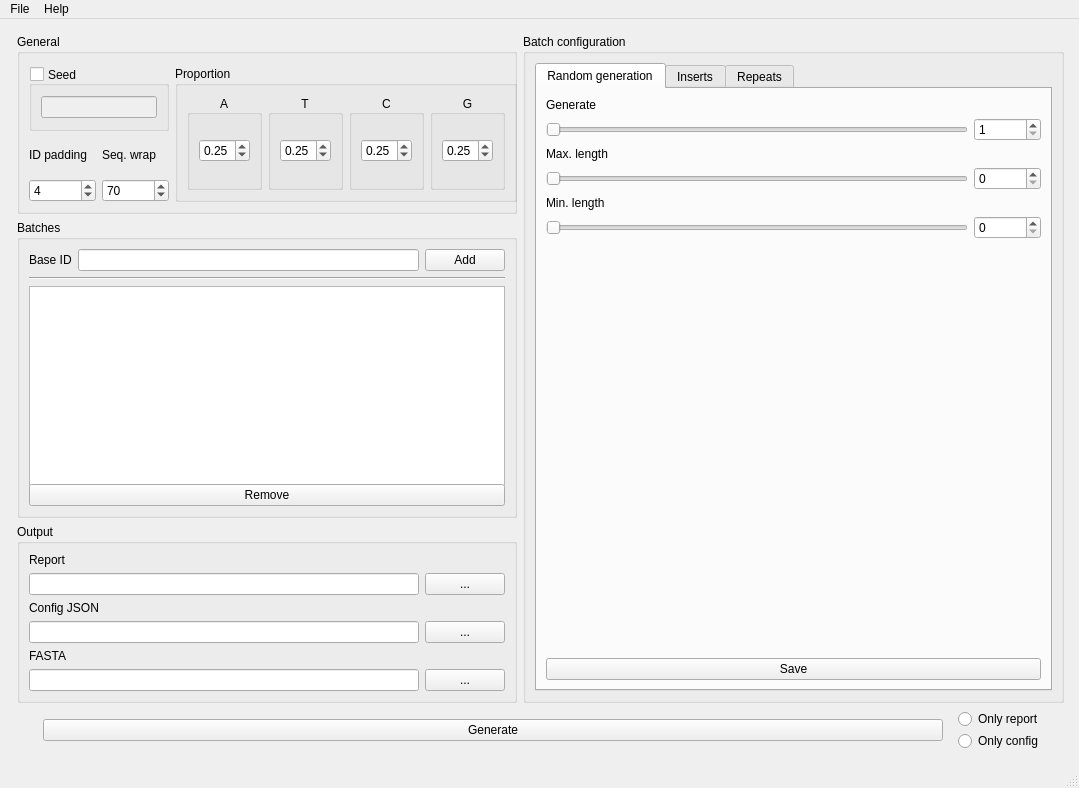
Qt form GUI/app.ui (Dannyzimmer/SeqModeller) before a commit.
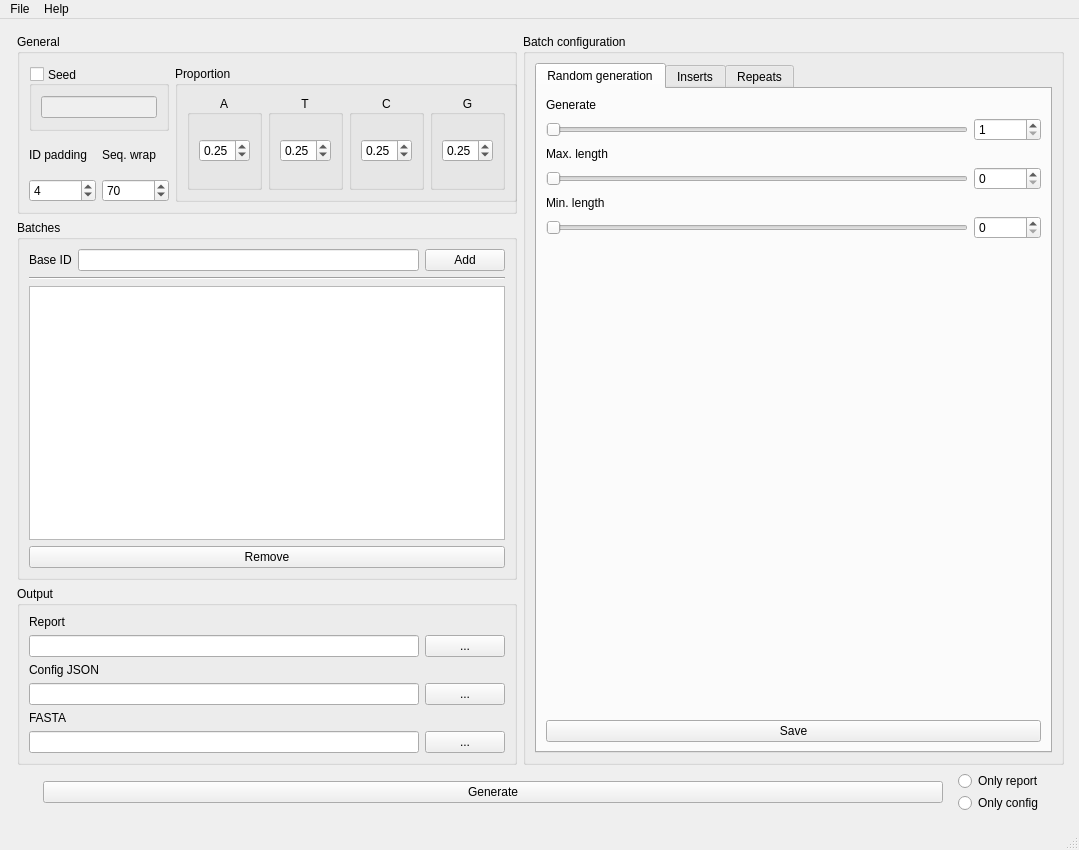
The same form after that commit. Icons and pictures are not drawn.

Commit message: Add UI imports module, update app.ui properties, and include resources for icons and screenshots

```diff
--- a/GUI/app.ui
+++ b/GUI/app.ui
@@ -7,19 +7,19 @@
     <x>0</x>
     <y>0</y>
     <width>1079</width>
-    <height>788</height>
+    <height>850</height>
    </rect>
   </property>
   <property name="minimumSize">
    <size>
     <width>1079</width>
-    <height>700</height>
+    <height>850</height>
    </size>
   </property>
   <property name="maximumSize">
    <size>
-    <width>1079</width>
-    <height>851</height>
+    <width>16777215</width>
+    <height>950</height>
    </size>
   </property>
   <property name="windowTitle">
```
Left out of the diff: 54 changed lines with no effect on the pictures. The commit also changes 4 other files.
